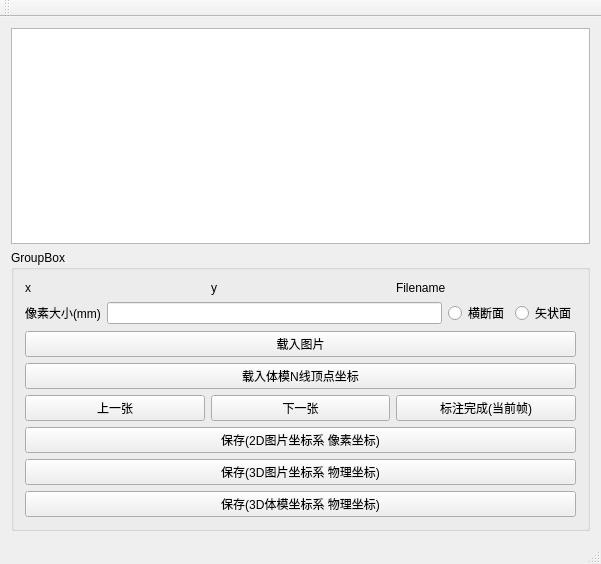
Qt form Code/Puncture/Source/Calibrate/AnnotateWindow.ui (phpitblitw/prostate_puncture) before a commit.
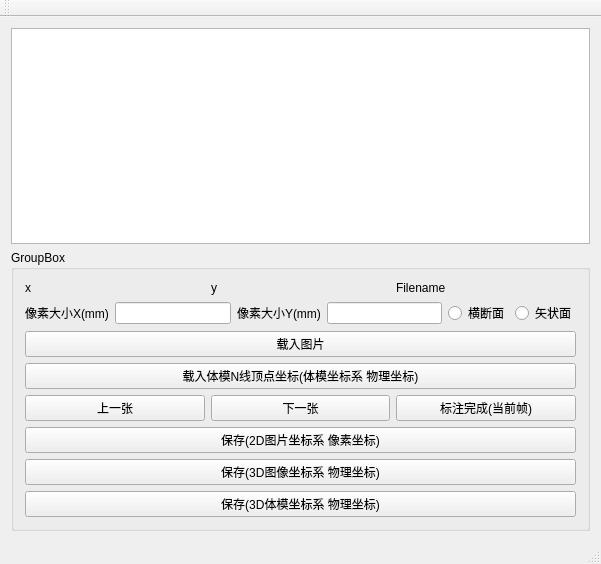
The same form after that commit. Custom widgets are drawn as their Qt base class.

```diff
--- a/Code/Puncture/Source/Calibrate/AnnotateWindow.ui
+++ b/Code/Puncture/Source/Calibrate/AnnotateWindow.ui
@@ -60,12 +60,22 @@
          <item>
           <widget class="QLabel" name="LabelPixelSize">
            <property name="text">
-            <string>像素大小(mm)</string>
+            <string>像素大小X(mm)</string>
            </property>
           </widget>
          </item>
          <item>
-          <widget class="QLineEdit" name="PixelSize"/>
+          <widget class="QLineEdit" name="PixelSizeX"/>
+         </item>
+         <item>
+          <widget class="QLabel" name="LabelPixelSizeY">
+           <property name="text">
+            <string>像素大小Y(mm)</string>
+           </property>
+          </widget>
+         </item>
+         <item>
+          <widget class="QLineEdit" name="PixelSizeY"/>
          </item>
          <item>
           <widget class="QRadioButton" name="RadioBtnTransverse">
@@ -93,7 +103,7 @@
        <item>
         <widget class="QPushButton" name="BtnLoadPhantomTriangles">
          <property name="text">
-          <string>载入体模N线顶点坐标</string>
+          <string>载入体模N线顶点坐标(体模坐标系 物理坐标)</string>
          </property>
         </widget>
        </item>
@@ -132,7 +142,7 @@
        <item>
         <widget class="QPushButton" name="BtnSave3DInImage">
          <property name="text">
-          <string>保存(3D图片坐标系 物理坐标)</string>
+          <string>保存(3D图像坐标系 物理坐标)</string>
          </property>
         </widget>
        </item>
```
Left out of the diff: 4 changed lines with no effect on the pictures.
